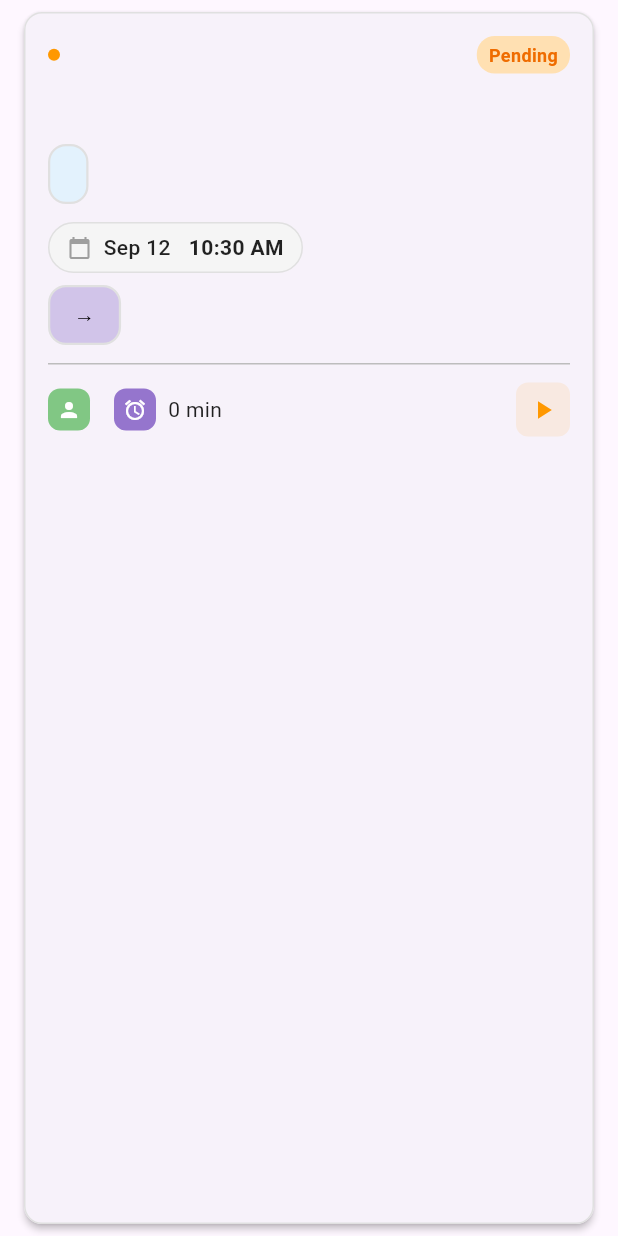
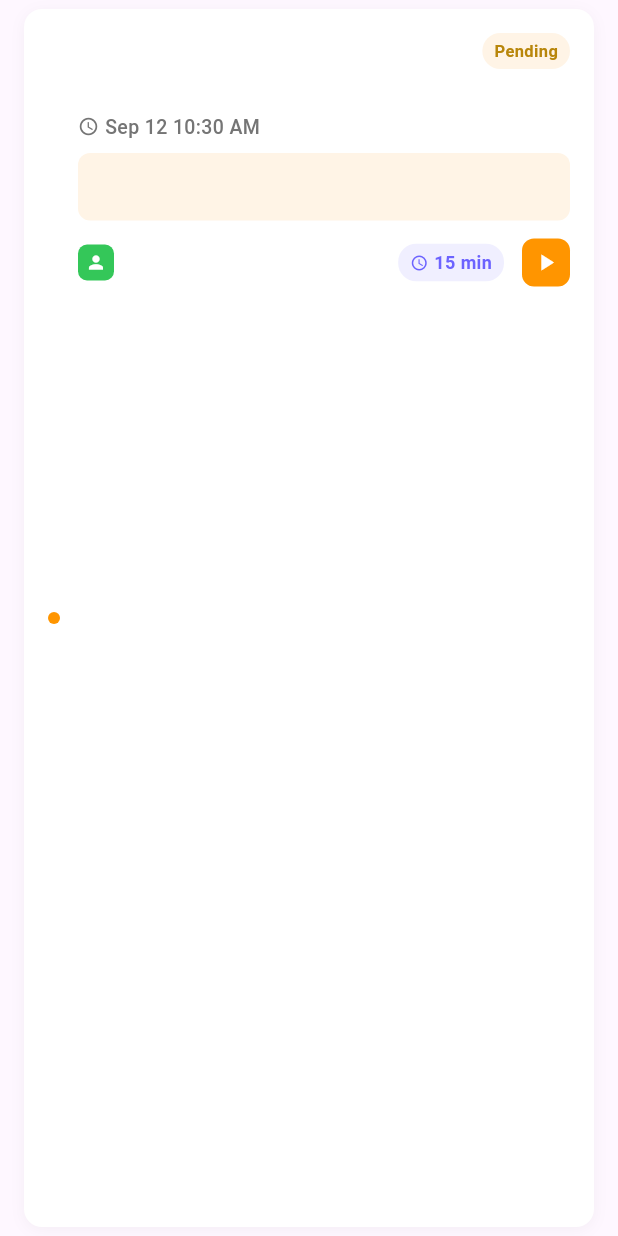
Before and after one commit to Jlya1212/fluttter_project, a Flutter app: the TaskCard widget shown alone on an empty page, opened directly with empty values, on a phone screen of 412 x 824 dp. Run offline on Flutter 3.47's test engine with Material 3 defaults, Android fonts, the phone set to English and light mode, and no system bars; our stand-ins replace cloud_firestore, firebase_auth, firebase_core, image_picker, signature; accounts and stored records are empty.

Commit message:
hello this is my first commit from android studio , and i make a little bit change to the task card ui .

```diff
--- a/lib/Common/TaskCard.dart
+++ b/lib/Common/TaskCard.dart
@@ -3,11 +3,10 @@ import 'package:fluttter_project/View/PartRequestDetails_Page.dart';
 import '../Models/Task.dart';
 
 class TaskCard extends StatelessWidget {
-  final Task task; // get a task object
-  final VoidCallback? onTap; // optional callback for tap events
+  final Task task;
+  final VoidCallback? onTap;
 
   const TaskCard({
-    // constructor
     Key? key,
     required this.task,
     this.onTap,
@@ -15,224 +14,146 @@ class TaskCard extends StatelessWidget {
 
   @override
   Widget build(BuildContext context) {
-    // build the card UI
-    return Card(
-      margin: const EdgeInsets.symmetric(
-        horizontal: 16,
-        vertical: 8,
+    return Container(
+      margin: const EdgeInsets.symmetric(horizontal: 16, vertical: 6),
+      decoration: BoxDecoration(
+        color: Colors.white,
+        borderRadius: BorderRadius.circular(12),
+        boxShadow: [
+          BoxShadow(
+            color: Colors.black.withOpacity(0.04),
+            blurRadius: 8,
+            offset: const Offset(0, 2),
           ),
-      elevation: 2,
-      shape: RoundedRectangleBorder(
-        // border radius for the card
-        side: BorderSide(
-          color: const Color(0xFFE0E0E0), // soft gray
-          width: 1,
+        ],
       ),
-        borderRadius: BorderRadius.circular(12),
-      ),
+      child: Material(
+        color: Colors.transparent,
         child: InkWell(
-        // when user tapp this card area , do something :
           onTap: onTap,
           borderRadius: BorderRadius.circular(12),
           child: Padding(
-
             padding: const EdgeInsets.all(16),
+            child: Row(
+              children: [
+                _buildStatusIndicator(),
+                const SizedBox(width: 12),
+                Expanded(
                   child: Column(
-            // main content of the card
                     crossAxisAlignment: CrossAxisAlignment.start,
-            children: [
-
-              Row(
-                mainAxisAlignment: MainAxisAlignment.spaceBetween,
                     children: [
                       Row(
                         children: [
-                      _buildStatusIndicator(), // status indicator circle on right side
-                      const SizedBox(width: 8),
-                      Text(
-                        // task code on left side
+                          Expanded(
+                            child: Text(
                               task.taskName,
                               style: const TextStyle(
                                 fontSize: 16,
                                 fontWeight: FontWeight.w600,
-                          color: Colors.black87,
+                                color: Color(0xFF1A1A1A),
+                              ),
+                            ),
+                          ),
+                          _buildStatusChip(),
+                        ],
+                      ),
+                      const SizedBox(height: 2),
+                      Text(
+                        task.taskCode,
+                        style: const TextStyle(
+                          fontSize: 13,
+                          fontWeight: FontWeight.w500,
+                          color: Color(0xFF8E8E93),
+                        ),
+                      ),
+                      const SizedBox(height: 8),
+                      Row(
+                        children: [
+                          Icon(
+                            Icons.access_time,
+                            size: 14,
+                            color: Colors.grey[600],
+                          ),
+                          const SizedBox(width: 4),
+                          Text(
+                            '${_formatDate(task.startTime)} ${_formatTime(task.startTime)}',
+                            style: TextStyle(
+                              fontSize: 13,
+                              fontWeight: FontWeight.w500,
+                              color: Colors.grey[600],
                             ),
                           ),
                         ],
                       ),
-                  _buildStatusChip(), // function to build status container background color
-                ],
-              ), // first row done
-              const SizedBox(height: 12),
-              // Task name
-
-              Text(
-                task.taskCode,
-                style: const TextStyle(
-                  fontSize: 16,
-                  fontWeight: FontWeight.bold,
-                  color: Color.fromARGB(221, 194, 188, 188),
-                ),
-              ),
-              const SizedBox(height: 12),
+                      const SizedBox(height: 8),
                       Container(
-                padding: const EdgeInsets.symmetric(
-                  horizontal: 12,
-                  vertical: 8,
-                ),
+                        width: double.infinity,
+                        padding: const EdgeInsets.all(12),
                         decoration: BoxDecoration(
-                  color: const Color(0xFFE3F2FD), // light blue background
-                  borderRadius: BorderRadius.circular(12),
-                  border: Border.all(
-                    color: const Color(0xFFE0E0E0),
-                    width: 1.5,
-                  ),
+                          color: _getLocationBackgroundColor(),
+                          borderRadius: BorderRadius.circular(8),
                         ),
                         child: Text(
-                  task.itemDescription,
+                          task.fromLocation,
                           style: const TextStyle(
                             fontSize: 14,
-                    color: Color(0xFF1E1E1E),
                             fontWeight: FontWeight.w500,
+                            color: Color(0xFF1A1A1A),
                           ),
                         ),
                       ),
                       const SizedBox(height: 12),
-
-              // Date and time
                       Row(
                         children: [
+                          _buildUserIcon(),
+                          const SizedBox(width: 8),
+                          Text(
+                            task.ownerId,
+                            style: const TextStyle(
+                              fontSize: 13,
+                              fontWeight: FontWeight.w500,
+                              color: Color(0xFF4A4A4A),
+                            ),
+                          ),
+                          const Spacer(),
                           Container(
                             padding: const EdgeInsets.symmetric(
-                      horizontal: 12,
-                      vertical: 6,
+                              horizontal: 8,
+                              vertical: 4,
                             ),
                             decoration: BoxDecoration(
-                      color: Colors.grey[100], // light background
-                      borderRadius: BorderRadius.circular(20), // rounded edges
-                      border: Border.all(color: Colors.grey.shade300),
+                              color: const Color(0xFF6C63FF).withOpacity(0.1),
+                              borderRadius: BorderRadius.circular(12),
                             ),
                             child: Row(
+                              mainAxisSize: MainAxisSize.min,
                               children: [
-                        const Icon(
-                          Icons.calendar_today,
-                          size: 16,
-                          color: Colors.grey,
+                                Icon(
+                                  Icons.schedule,
+                                  size: 12,
+                                  color: const Color(0xFF6C63FF),
                                 ),
-                        const SizedBox(width: 8),
+                                const SizedBox(width: 4),
                                 Text(
-                          _formatDate(task.startTime),
+                                  _randomTimeCost(),
                                   style: const TextStyle(
-                            fontSize: 14,
-                            color: Colors.black87,
-                            fontWeight: FontWeight.w500,
+                                    fontSize: 12,
+                                    fontWeight: FontWeight.w600,
+                                    color: Color(0xFF6C63FF),
+                                  ),
+                                ),
+                              ],
                             ),
                           ),
                           const SizedBox(width: 12),
-                        Text(
-                          _formatTime(task.startTime),
-                          style: const TextStyle(
-                            fontSize: 14,
-                            color: Colors.black87,
-                            fontWeight: FontWeight.w600,
-                          ),
+                          _buildActionButton(),
+                        ],
                       ),
                     ],
                   ),
                 ),
               ],
             ),
-
-              const SizedBox(height: 8),
-
-              // Location info
-              Container(
-                padding: const EdgeInsets.symmetric(
-                  horizontal: 12,
-                  vertical: 8,
-                ),
-                decoration: BoxDecoration(
-                  color: const Color(0xFFD1C4E9), // light purple background
-                  borderRadius: BorderRadius.circular(12),
-                  border: Border.all(
-                    color: const Color(0xFFE0E0E0),
-                    width: 1.5,
-                  ),
-                ),
-                child: Text(
-                  '${task.fromLocation} → ${task.toLocation}',
-                  style: const TextStyle(
-                    fontSize: 14,
-                    color: Color.fromARGB(255, 0, 0, 0),
-                    fontWeight: FontWeight.w500,
-                  ),
-                ),
-              ),
-
-              const SizedBox(height: 12),
-
-              const Divider(
-                // This is the line
-                height: 1,
-                color: Color(0xFFBDBDBD),
-                thickness: 1,
-              ),
-              const SizedBox(height: 12),
-
-              Row(
-                mainAxisAlignment: MainAxisAlignment.spaceBetween,
-                children: [
-                  Row(
-                    children: [
-                      Container(
-                        padding: const EdgeInsets.all(6),
-                        decoration: BoxDecoration(
-                          color: const Color(0xFF81C784),
-                          borderRadius: BorderRadius.circular(8),
-                        ),
-                        child: const Icon(
-                          Icons.person,
-                          size: 16,
-                          color: Colors.white,
-                        ),
-                      ),
-                      const SizedBox(width: 8),
-                      Text(
-                        task.ownerId,
-                        style: const TextStyle(
-                          fontSize: 14,
-                          color: Colors.black87,
-                          fontWeight: FontWeight.w400,
-                        ),
-                      ),
-                      const SizedBox(width: 8),
-                      Container(
-                        padding: const EdgeInsets.all(6),
-                        decoration: BoxDecoration(
-                          color: const Color(0xFF9575CD), // soft purple
-                          borderRadius: BorderRadius.circular(8),
-                        ),
-                        child: const Icon(
-                          Icons.access_alarms_sharp,
-                          size: 16,
-                          color: Colors.white,
-                        ),
-                      ),
-                      const SizedBox(width: 8),
-                      Text(
-                        _randomTimeCost(),
-                        style: const TextStyle(
-                          fontSize: 14,
-                          color: Colors.black87,
-                          fontWeight: FontWeight.w400,
-                        ),
-                      ),
-                    ],
-                  ),
-                  _buildActionButton(),
-                ],
-              ),
-            ],
           ),
         ),
       ),
@@ -240,117 +161,146 @@ class TaskCard extends StatelessWidget {
   }
 
   Widget _buildStatusIndicator() {
-    Color color;
-    switch (task.status) {
-      case TaskStatus.pending:
-        color = Colors.orange;
-        break;
-      case TaskStatus.pickedUp:
-        color = Colors.blue;
-        break;
-      case TaskStatus.inProgress:
-        color = Colors.indigo;
-        break;
-      case TaskStatus.completed:
-        color = Colors.green;
-        break;
-      case TaskStatus.all:
-      default:
-        color = Colors.grey;
-        break;
-    }
+    Color color = _getStatusColor();
     return Container(
       width: 8,
       height: 8,
-      decoration: BoxDecoration(color: color, shape: BoxShape.circle),
+      decoration: BoxDecoration(
+        color: color,
+        shape: BoxShape.circle,
+      ),
     );
   }
 
   Widget _buildStatusChip() {
-    Color backgroundColor;
-    Color textColor;
-    String statusText;
-
-    switch (task.status) {
-      case TaskStatus.pending:
-        backgroundColor = Colors.orange.shade100;
-        textColor = Colors.orange.shade800;
-        statusText = 'Pending';
-        break;
-      case TaskStatus.pickedUp:
-        backgroundColor = Colors.blue.shade100;
-        textColor = Colors.blue.shade800;
-        statusText = 'Picked Up';
-        break;
-      case TaskStatus.inProgress:
-        backgroundColor = Colors.indigo.shade100;
-        textColor = Colors.indigo.shade800;
-        statusText = 'En Route';
-        break;
-      case TaskStatus.completed:
-        backgroundColor = Colors.green.shade100;
-        textColor = Colors.green.shade800;
-        statusText = 'Completed';
-        break;
-      case TaskStatus.all:
-      default:
-        backgroundColor = Colors.grey.shade100;
-        textColor = Colors.grey.shade800;
-        statusText = 'Unknown';
-        break;
-    }
-
+    final statusInfo = _getStatusInfo();
     return Container(
       padding: const EdgeInsets.symmetric(horizontal: 8, vertical: 4),
       decoration: BoxDecoration(
-        color: backgroundColor,
+        color: statusInfo['backgroundColor'],
         borderRadius: BorderRadius.circular(12),
       ),
       child: Text(
-        statusText,
+        statusInfo['text'],
         style: TextStyle(
-          fontSize: 12,
+          fontSize: 11,
           fontWeight: FontWeight.w600,
-          color: textColor,
+          color: statusInfo['textColor'],
         ),
       ),
     );
   }
 
+  Widget _buildUserIcon() {
+    return Container(
+      width: 24,
+      height: 24,
+      decoration: BoxDecoration(
+        color: const Color(0xFF34C759),
+        borderRadius: BorderRadius.circular(6),
+      ),
+      child: const Icon(
+        Icons.person,
+        size: 14,
+        color: Colors.white,
+      ),
+    );
+  }
+
   Widget _buildActionButton() {
-    IconData icon;
-    Color color;
+    return Container(
+      width: 32,
+      height: 32,
+      decoration: BoxDecoration(
+        color: _getStatusColor(),
+        borderRadius: BorderRadius.circular(8),
+      ),
+      child: Icon(
+        _getActionIcon(),
+        size: 18,
+        color: Colors.white,
+      ),
+    );
+  }
+
+  Color _getStatusColor() {
     switch (task.status) {
       case TaskStatus.pending:
-        icon = Icons.play_arrow;
-        color = Colors.orange;
-        break;
+        return const Color(0xFFFF9500);
       case TaskStatus.pickedUp:
-        icon = Icons.inventory_2_outlined;
-        color = Colors.blue;
-        break;
+        return const Color(0xFF007AFF);
       case TaskStatus.inProgress:
-        icon = Icons.local_shipping;
-        color = Colors.indigo;
-        break;
+        return const Color(0xFF6C63FF);
       case TaskStatus.completed:
-        icon = Icons.check_circle;
-        color = Colors.green;
-        break;
-      case TaskStatus.all:
+        return const Color(0xFF34C759);
       default:
-        icon = Icons.more_horiz;
-        color = Colors.grey;
-        break;
+        return const Color(0xFF8E8E93);
     }
-    return Container(
-      padding: const EdgeInsets.all(8),
-      decoration: BoxDecoration(
-        color: color.withOpacity(0.1),
-        borderRadius: BorderRadius.circular(8),
-      ),
-      child: Icon(icon, size: 20, color: color),
-    );
+  }
+
+  Color _getLocationBackgroundColor() {
+    switch (task.status) {
+      case TaskStatus.pending:
+        return const Color(0xFFFFF4E6); // Light orange
+      case TaskStatus.pickedUp:
+        return const Color(0xFFE6F3FF); // Light blue
+      case TaskStatus.inProgress:
+        return const Color(0xFFF0EFFF); // Light purple
+      case TaskStatus.completed:
+        return const Color(0xFFE8F5E8); // Light green
+      default:
+        return const Color(0xFFF5F5F5); // Light gray
+    }
+  }
+
+  IconData _getActionIcon() {
+    switch (task.status) {
+      case TaskStatus.pending:
+        return Icons.play_arrow;
+      case TaskStatus.pickedUp:
+        return Icons.inventory_2;
+      case TaskStatus.inProgress:
+        return Icons.local_shipping;
+      case TaskStatus.completed:
+        return Icons.check;
+      default:
+        return Icons.more_horiz;
+    }
+  }
+
+  Map<String, dynamic> _getStatusInfo() {
+    switch (task.status) {
+      case TaskStatus.pending:
+        return {
+          'text': 'Pending',
+          'backgroundColor': const Color(0xFFFFF4E6),
+          'textColor': const Color(0xFFB8860B),
+        };
+      case TaskStatus.pickedUp:
+        return {
+          'text': 'Picked Up',
+          'backgroundColor': const Color(0xFFE6F3FF),
+          'textColor': const Color(0xFF0066CC),
+        };
+      case TaskStatus.inProgress:
+        return {
+          'text': 'En Route',
+          'backgroundColor': const Color(0xFFF0EFFF),
+          'textColor': const Color(0xFF6C63FF),
+        };
+      case TaskStatus.completed:
+        return {
+          'text': 'Completed',
+          'backgroundColor': const Color(0xFFE8F5E8),
+          'textColor': const Color(0xFF2D7A2D),
+        };
+      default:
+        return {
+          'text': 'Unknown',
+          'backgroundColor': const Color(0xFFF5F5F5),
+          'textColor': const Color(0xFF666666),
+        };
+    }
   }
 
   String _formatDate(DateTime date) {
@@ -370,6 +320,6 @@ class TaskCard extends StatelessWidget {
 
   String _randomTimeCost() {
     final random = DateTime.now().millisecondsSinceEpoch % 60;
-    return '$random min';
+    return '${random + 15} min';
   }
 }
--- a/lib/Repository/MockUpRepository.dart
+++ b/lib/Repository/MockUpRepository.dart
@@ -33,7 +33,7 @@ class MockUpRepository implements Repository {
   final List<User> _users = [
     User(
       id: 'user001',
-      username: 'JohnDoe',
+      username: '',
       email: 'johndoe',
       phone: '012-3456789',
       password: 'password123',
```
Also changed, not shown: pubspec.lock. Lines whose indentation alone changed are shown as unchanged.
